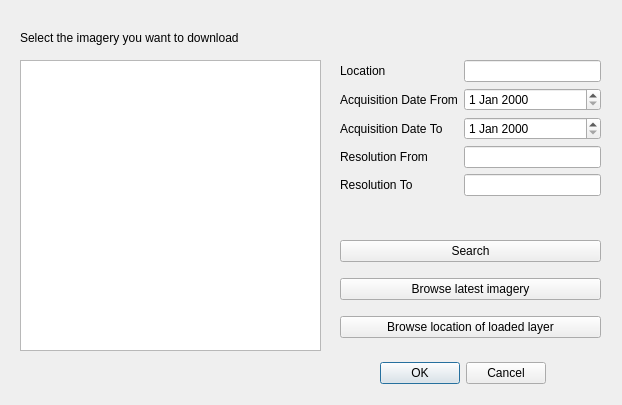
This is OpenAerialMap/gui/ui/img_search_dialog.ui in hotosm/oam-qgis-plugin as Qt 5 draws it before an edit. The edited form follows.
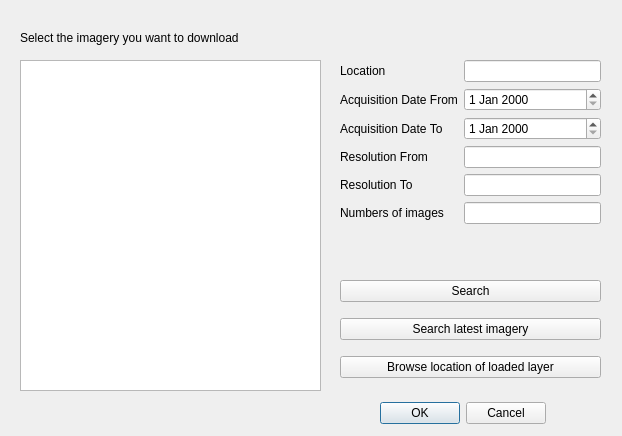
This is the edited form.

Commit message: Adjusted the size of thumbnail Disabled some unused buttons and text edit boxes Added a text edit box for the number of images to be displayed Modified queries and exception handlings Added some comments in the problematic part (messagebar for reprojection)

The edit to the form file:
```diff
--- a/OpenAerialMap/gui/ui/img_search_dialog.ui
+++ b/OpenAerialMap/gui/ui/img_search_dialog.ui
@@ -7,7 +7,7 @@
     <x>0</x>
     <y>0</y>
     <width>622</width>
-    <height>405</height>
+    <height>436</height>
    </rect>
   </property>
   <property name="windowTitle">
@@ -17,7 +17,7 @@
    <property name="geometry">
     <rect>
      <x>370</x>
-     <y>360</y>
+     <y>400</y>
      <width>176</width>
      <height>27</height>
     </rect>
@@ -35,7 +35,7 @@
      <x>340</x>
      <y>60</y>
      <width>261</width>
-     <height>161</height>
+     <height>201</height>
     </rect>
    </property>
    <layout class="QFormLayout" name="formLayout">
@@ -89,13 +89,23 @@
       </property>
      </widget>
     </item>
+    <item row="5" column="0">
+     <widget class="QLabel" name="label_7">
+      <property name="text">
+       <string>Numbers of images</string>
+      </property>
+     </widget>
+    </item>
+    <item row="5" column="1">
+     <widget class="QLineEdit" name="lineEditNumImages"/>
+    </item>
    </layout>
   </widget>
   <widget class="QWidget" name="layoutWidget">
    <property name="geometry">
     <rect>
      <x>340</x>
-     <y>230</y>
+     <y>270</y>
      <width>261</width>
      <height>121</height>
     </rect>
@@ -111,7 +121,7 @@
     <item>
      <widget class="QPushButton" name="pushButtonBrowseLatest">
       <property name="text">
-       <string>Browse latest imagery</string>
+       <string>Search latest imagery</string>
       </property>
      </widget>
     </item>
@@ -130,7 +140,7 @@
      <x>20</x>
      <y>60</y>
      <width>301</width>
-     <height>291</height>
+     <height>331</height>
     </rect>
    </property>
   </widget>
```
Left out of the diff: 2 changed lines with no effect on the pictures. The commit also changes 3 other files.
